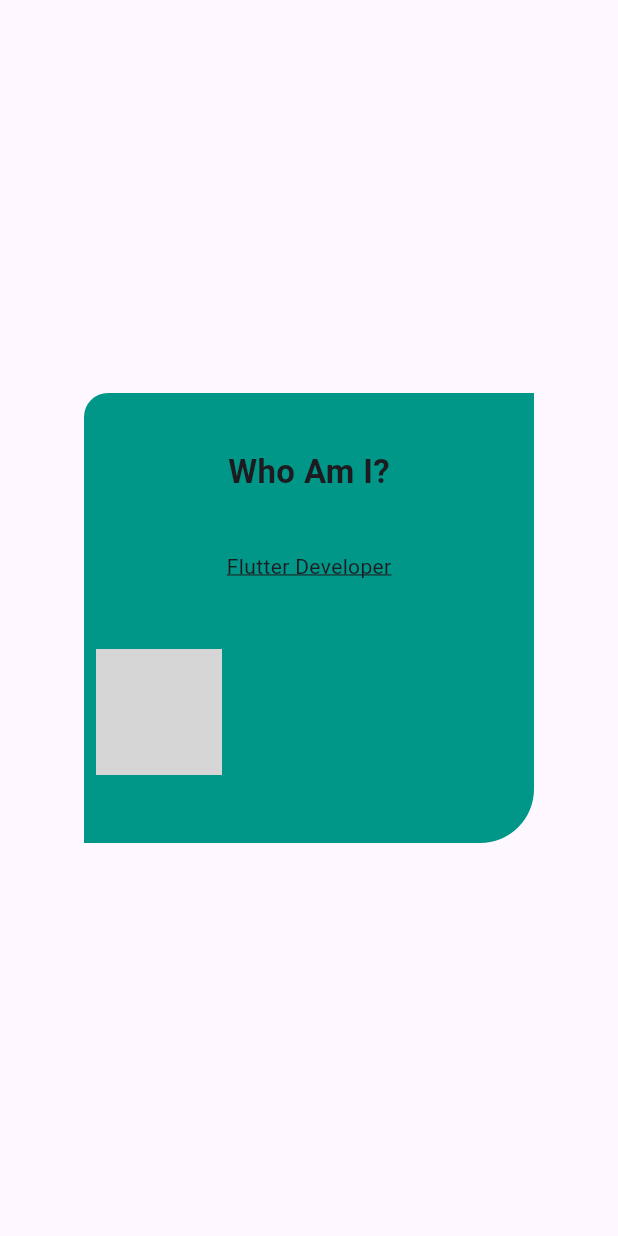
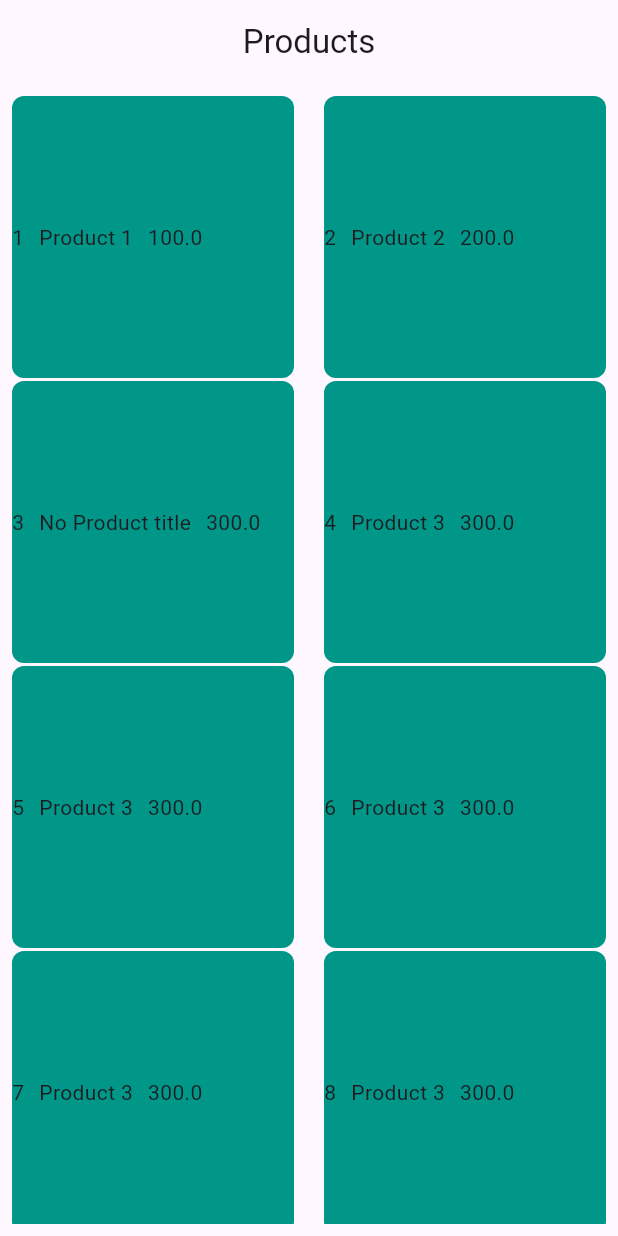
Before and after one commit to Eslam0mansour/ICTHUB-2025-1, a Flutter app: the screen it shows after launch, on a phone screen of 412 x 824 dp. Run offline on Flutter 3.47's test engine with Material 3 defaults, Android fonts, the phone set to English and light mode, and no system bars; grey boxes are pictures that could not be loaded.

Commit message:
grid and stack done

```diff
--- /dev/null
+++ b/lib/grid_and_stack.dart
@@ -0,0 +1,86 @@
+import 'package:first/models/product_model.dart';
+import 'package:flutter/material.dart';
+
+class GridAndStackView extends StatelessWidget {
+  GridAndStackView({super.key});
+
+  final List<ProductModel> myList = [
+    ProductModel(id: 1, title: "Product 1", price: 100),
+    ProductModel(id: 2, title: "Product 2", price: 200),
+    ProductModel(id: 3, price: 300),
+    ProductModel(id: 4, title: "Product 3", price: 300),
+    ProductModel(id: 5, title: "Product 3", price: 300),
+    ProductModel(id: 6, title: "Product 3", price: 300),
+    ProductModel(id: 7, title: "Product 3", price: 300),
+    ProductModel(id: 8, title: "Product 3", price: 300),
+    ProductModel(id: 9, title: "Product 3", price: 300),
+    ProductModel(id: 9, title: "Product 3", price: 300),
+    ProductModel(id: 9, title: "Product 3", price: 300),
+    ProductModel(id: 9, title: "Product 3", price: 300),
+    ProductModel(id: 9, title: "Product 3", price: 300),
+    ProductModel(id: 9, title: "Product 3", price: 300),
+    ProductModel(id: 9, title: "Product 3", price: 300),
+  ];
+
+  @override
+  Widget build(BuildContext context) {
+    return Scaffold(
+      appBar: MediaQuery.of(context).orientation == Orientation.portrait
+          ? AppBar(
+              title: Text("Products"),
+              centerTitle: true,
+            )
+          : AppBar(
+              title: Text("Our Products"),
+              actions: [IconButton(onPressed: () {}, icon: Icon(Icons.search))],
+            ),
+      body: Padding(
+        padding: const EdgeInsets.all(8.0),
+        child: GridView.builder(
+          gridDelegate: SliverGridDelegateWithFixedCrossAxisCount(
+            // count of items in a cross axis
+            crossAxisCount:
+                MediaQuery.of(context).orientation == Orientation.portrait
+                    ? 2
+                    : 3,
+            crossAxisSpacing: 20,
+            mainAxisSpacing: 2,
+            // mainAxisExtent: 100,
+            childAspectRatio: 4 / 4, // crossAxis : mainAxis => width:height
+          ),
+          itemCount: myList.length,
+          itemBuilder: (context, index) {
+            return Container(
+              decoration: BoxDecoration(
+                color: Colors.teal,
+                borderRadius: BorderRadius.circular(8.0),
+              ),
+              child: SingleChildScrollView(
+                scrollDirection: Axis.horizontal,
+                child: Row(
+                  children: [
+                    Text(
+                      myList[index].id.toString(),
+                    ),
+                    SizedBox(
+                      width: 10,
+                    ),
+                    Text(
+                      myList[index].title ?? "No Product title",
+                    ),
+                    SizedBox(
+                      width: 10,
+                    ),
+                    Text(
+                      myList[index].price.toString(),
+                    ),
+                  ],
+                ),
+              ),
+            );
+          },
+        ),
+      ),
+    );
+  }
+}
--- a/lib/main.dart
+++ b/lib/main.dart
@@ -1,3 +1,4 @@
+import 'package:first/grid_and_stack.dart';
 import 'package:first/home_screen.dart';
 import 'package:first/second_screen.dart';
 import 'package:flutter/material.dart';
@@ -13,7 +14,7 @@ class IctApp extends StatelessWidget {
   Widget build(context) {
     return MaterialApp(
       debugShowCheckedModeBanner: false,
-      home: SecondScreen(),
+      home: GridAndStackView(),
     );
   }
 }
--- /dev/null
+++ b/lib/models/product_model.dart
@@ -0,0 +1,6 @@
+class ProductModel {
+  int? id;
+  String? title;
+  double? price;
+  ProductModel({this.id , this.title , this.price});
+}
```
Also changed, not shown: lib/second_screen.dart (line endings or trailing spaces).
